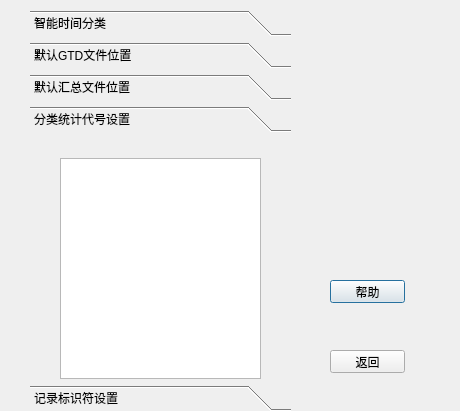
Before: the Qt Designer form RecordSource/setting.ui in yaojiang375/TimeRecord, drawn with Qt 5.
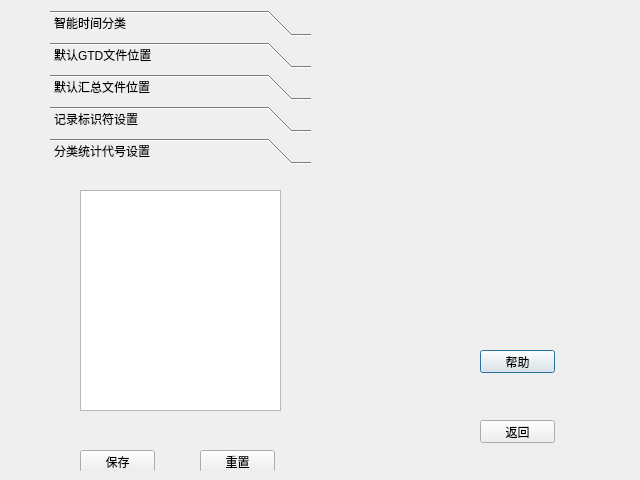
After: the same form once the commit is applied. The open tabs and pages were chosen to show the change.

```diff
--- a/RecordSource/setting.ui
+++ b/RecordSource/setting.ui
@@ -6,8 +6,8 @@
    <rect>
     <x>0</x>
     <y>0</y>
-    <width>460</width>
-    <height>411</height>
+    <width>640</width>
+    <height>480</height>
    </rect>
   </property>
   <property name="windowTitle">
@@ -16,8 +16,8 @@
   <widget class="QPushButton" name="pushButton_7">
    <property name="geometry">
     <rect>
-     <x>330</x>
-     <y>280</y>
+     <x>480</x>
+     <y>350</y>
      <width>75</width>
      <height>23</height>
     </rect>
@@ -29,8 +29,8 @@
   <widget class="QPushButton" name="pushButton_2">
    <property name="geometry">
     <rect>
-     <x>330</x>
-     <y>350</y>
+     <x>480</x>
+     <y>420</y>
      <width>75</width>
      <height>23</height>
     </rect>
@@ -42,10 +42,10 @@
   <widget class="QToolBox" name="toolBox">
    <property name="geometry">
     <rect>
-     <x>30</x>
+     <x>50</x>
      <y>10</y>
      <width>261</width>
-     <height>401</height>
+     <height>461</height>
     </rect>
    </property>
    <property name="currentIndex">
@@ -235,71 +235,6 @@
      </property>
     </widget>
    </widget>
-   <widget class="QWidget" name="page">
-    <property name="geometry">
-     <rect>
-      <x>0</x>
-      <y>0</y>
-      <width>261</width>
-      <height>271</height>
-     </rect>
-    </property>
-    <attribute name="label">
-     <string>分类统计代号设置</string>
-    </attribute>
-    <widget class="QPushButton" name="save">
-     <property name="geometry">
-      <rect>
-       <x>30</x>
-       <y>260</y>
-       <width>75</width>
-       <height>23</height>
-      </rect>
-     </property>
-     <property name="text">
-      <string>保存</string>
-     </property>
-    </widget>
-    <widget class="QPushButton" name="reSetting">
-     <property name="geometry">
-      <rect>
-       <x>150</x>
-       <y>260</y>
-       <width>75</width>
-       <height>23</height>
-      </rect>
-     </property>
-     <property name="text">
-      <string>重置</string>
-     </property>
-    </widget>
-    <widget class="QTextEdit" name="textEdit_2">
-     <property name="geometry">
-      <rect>
-       <x>30</x>
-       <y>20</y>
-       <width>201</width>
-       <height>221</height>
-      </rect>
-     </property>
-     <property name="autoFillBackground">
-      <bool>false</bool>
-     </property>
-    </widget>
-    <widget class="QLabel" name="label_2">
-     <property name="geometry">
-      <rect>
-       <x>30</x>
-       <y>-1</y>
-       <width>201</width>
-       <height>21</height>
-      </rect>
-     </property>
-     <property name="text">
-      <string/>
-     </property>
-    </widget>
-   </widget>
    <widget class="QWidget" name="page_2">
     <property name="geometry">
      <rect>
@@ -409,6 +344,71 @@
      </property>
     </widget>
    </widget>
+   <widget class="QWidget" name="page">
+    <property name="geometry">
+     <rect>
+      <x>0</x>
+      <y>0</y>
+      <width>261</width>
+      <height>331</height>
+     </rect>
+    </property>
+    <attribute name="label">
+     <string>分类统计代号设置</string>
+    </attribute>
+    <widget class="QPushButton" name="save">
+     <property name="geometry">
+      <rect>
+       <x>30</x>
+       <y>280</y>
+       <width>75</width>
+       <height>23</height>
+      </rect>
+     </property>
+     <property name="text">
+      <string>保存</string>
+     </property>
+    </widget>
+    <widget class="QPushButton" name="reSetting">
+     <property name="geometry">
+      <rect>
+       <x>150</x>
+       <y>280</y>
+       <width>75</width>
+       <height>23</height>
+      </rect>
+     </property>
+     <property name="text">
+      <string>重置</string>
+     </property>
+    </widget>
+    <widget class="QTextEdit" name="textEdit_2">
+     <property name="geometry">
+      <rect>
+       <x>30</x>
+       <y>20</y>
+       <width>201</width>
+       <height>221</height>
+      </rect>
+     </property>
+     <property name="autoFillBackground">
+      <bool>false</bool>
+     </property>
+    </widget>
+    <widget class="QLabel" name="label_2">
+     <property name="geometry">
+      <rect>
+       <x>30</x>
+       <y>0</y>
+       <width>201</width>
+       <height>21</height>
+      </rect>
+     </property>
+     <property name="text">
+      <string/>
+     </property>
+    </widget>
+   </widget>
   </widget>
  </widget>
  <resources/>
```
Left out of the diff: 32 changed lines with no effect on the pictures.
